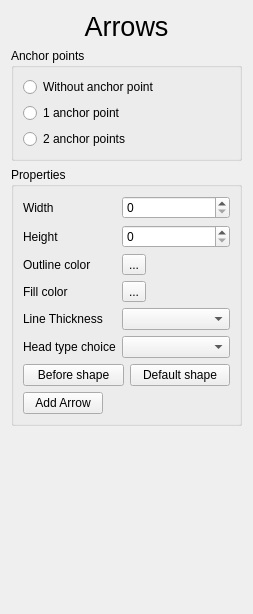
This is sources/Forms/formarrows.ui in jose94752/ClipEdit as Qt 5 draws it before an edit. The edited form follows.
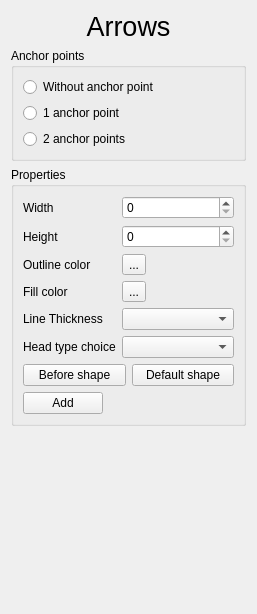
This is the edited form. Custom widgets are drawn as their Qt base class.

Patch:
```diff
--- a/sources/Forms/formarrows.ui
+++ b/sources/Forms/formarrows.ui
@@ -6,7 +6,7 @@
    <rect>
     <x>0</x>
     <y>0</y>
-    <width>253</width>
+    <width>257</width>
     <height>614</height>
    </rect>
   </property>
@@ -168,7 +168,7 @@
           <item row="7" column="0">
            <widget class="QPushButton" name="pushButtonAddArrow">
             <property name="text">
-             <string>Add Arrow</string>
+             <string>Add</string>
             </property>
            </widget>
           </item>
```
